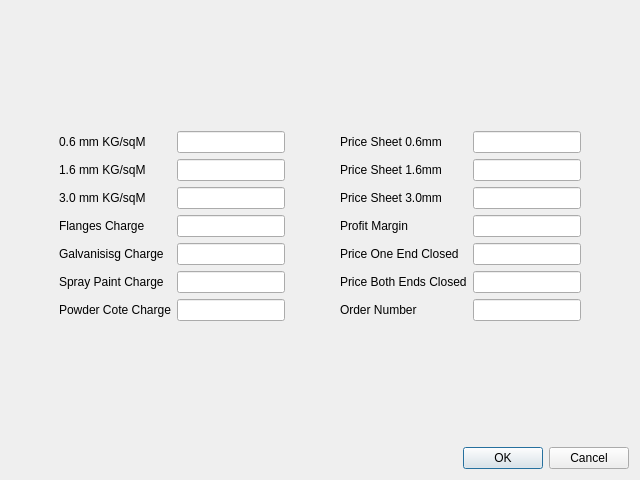
Old version of the form prefdialog.ui in the repository mygnu/rgb-quote.
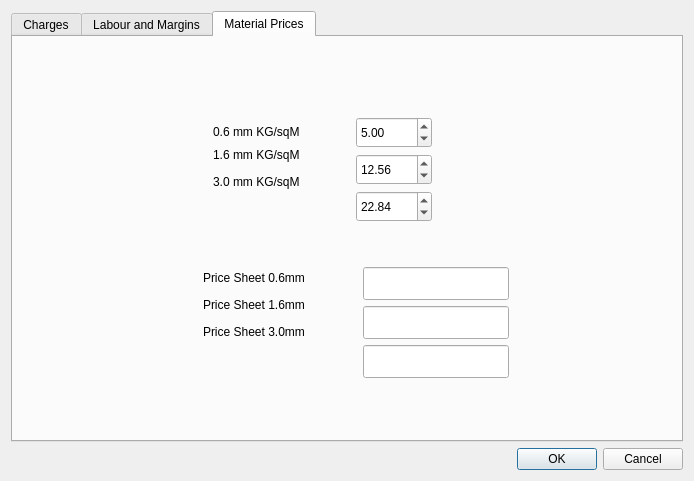
New version of the form. The open tabs and pages were chosen to show the change.

```diff
--- a/prefdialog.ui
+++ b/prefdialog.ui
@@ -6,64 +6,68 @@
    <rect>
     <x>0</x>
     <y>0</y>
-    <width>640</width>
-    <height>480</height>
+    <width>694</width>
+    <height>481</height>
    </rect>
   </property>
   <property name="windowTitle">
    <string>Dialog</string>
   </property>
-  <layout class="QVBoxLayout" name="verticalLayout_5">
-   <item>
-    <spacer name="verticalSpacer">
-     <property name="orientation">
-      <enum>Qt::Vertical</enum>
-     </property>
-     <property name="sizeHint" stdset="0">
-      <size>
-       <width>20</width>
-       <height>90</height>
-      </size>
-     </property>
-    </spacer>
-   </item>
-   <item>
-    <layout class="QHBoxLayout" name="horizontalLayout_3">
-     <item>
-      <spacer name="horizontalSpacer_2">
-       <property name="orientation">
-        <enum>Qt::Horizontal</enum>
-       </property>
-       <property name="sizeHint" stdset="0">
-        <size>
-         <width>40</width>
-         <height>20</height>
-        </size>
-       </property>
-      </spacer>
-     </item>
-     <item>
-      <layout class="QHBoxLayout" name="horizontalLayout">
-       <item>
         <layout class="QVBoxLayout" name="verticalLayout">
          <item>
-          <widget class="QLabel" name="label">
+    <widget class="QTabWidget" name="tabWidget">
+     <property name="currentIndex">
+      <number>0</number>
+     </property>
+     <widget class="QWidget" name="tab">
+      <attribute name="title">
+       <string>Charges</string>
+      </attribute>
+      <widget class="QWidget" name="">
+       <property name="geometry">
+        <rect>
+         <x>170</x>
+         <y>20</y>
+         <width>250</width>
+         <height>35</height>
+        </rect>
+       </property>
+       <layout class="QHBoxLayout" name="horizontalLayout_2">
+        <item>
+         <widget class="QLabel" name="label_14">
            <property name="text">
-            <string>0.6 mm KG/sqM</string>
+           <string>Order Number</string>
            </property>
           </widget>
          </item>
          <item>
-          <widget class="QLabel" name="label_2">
+         <widget class="QLineEdit" name="orderNumberLineEdit">
+          <property name="inputMethodHints">
+           <set>Qt::ImhDigitsOnly|Qt::ImhPreferNumbers</set>
+          </property>
            <property name="text">
-            <string>1.6 mm KG/sqM</string>
+           <string/>
            </property>
           </widget>
          </item>
+       </layout>
+      </widget>
+      <widget class="QWidget" name="">
+       <property name="geometry">
+        <rect>
+         <x>290</x>
+         <y>90</y>
+         <width>238</width>
+         <height>183</height>
+        </rect>
+       </property>
+       <layout class="QHBoxLayout" name="horizontalLayout">
          <item>
-          <widget class="QLabel" name="label_3">
+         <layout class="QVBoxLayout" name="verticalLayout_4">
+          <item>
+           <widget class="QLabel" name="label_15">
            <property name="text">
-            <string>3.0 mm KG/sqM</string>
+             <string>Price Open Ends</string>
            </property>
           </widget>
          </item>
@@ -75,23 +79,128 @@
           </widget>
          </item>
          <item>
+           <widget class="QLabel" name="label_16">
+            <property name="text">
+             <string>Galvanisisg Minimum</string>
+            </property>
+           </widget>
+          </item>
+          <item>
+           <widget class="QLabel" name="label_18">
+            <property name="text">
+             <string>Spray Paint Minimum</string>
+            </property>
+           </widget>
+          </item>
+          <item>
+           <widget class="QLabel" name="label_17">
+            <property name="text">
+             <string>Powder Cote Minimum</string>
+            </property>
+           </widget>
+          </item>
+         </layout>
+        </item>
+        <item>
+         <layout class="QVBoxLayout" name="verticalLayout_5">
+          <item>
+           <widget class="QDoubleSpinBox" name="priceOpenEndsSB">
+            <property name="singleStep">
+             <double>0.500000000000000</double>
+            </property>
+            <property name="value">
+             <double>15.000000000000000</double>
+            </property>
+           </widget>
+          </item>
+          <item>
+           <widget class="QDoubleSpinBox" name="flangesChargeSB">
+            <property name="singleStep">
+             <double>0.100000000000000</double>
+            </property>
+            <property name="value">
+             <double>5.000000000000000</double>
+            </property>
+           </widget>
+          </item>
+          <item>
+           <widget class="QDoubleSpinBox" name="galvaniseMinimumSB">
+            <property name="singleStep">
+             <double>0.500000000000000</double>
+            </property>
+            <property name="value">
+             <double>2.000000000000000</double>
+            </property>
+           </widget>
+          </item>
+          <item>
+           <widget class="QDoubleSpinBox" name="sprayCoteMinimumSB">
+            <property name="singleStep">
+             <double>0.500000000000000</double>
+            </property>
+            <property name="value">
+             <double>15.000000000000000</double>
+            </property>
+           </widget>
+          </item>
+          <item>
+           <widget class="QDoubleSpinBox" name="powderCoteMinimumSB">
+            <property name="singleStep">
+             <double>0.500000000000000</double>
+            </property>
+            <property name="value">
+             <double>15.000000000000000</double>
+            </property>
+           </widget>
+          </item>
+         </layout>
+        </item>
+       </layout>
+      </widget>
+      <widget class="QWidget" name="">
+       <property name="geometry">
+        <rect>
+         <x>20</x>
+         <y>90</y>
+         <width>240</width>
+         <height>183</height>
+        </rect>
+       </property>
+       <layout class="QHBoxLayout" name="horizontalLayout_3">
+        <item>
+         <layout class="QVBoxLayout" name="verticalLayout_3">
+          <item>
+           <widget class="QLabel" name="label_13">
+            <property name="text">
+             <string>Price Both Ends Closed</string>
+            </property>
+           </widget>
+          </item>
+          <item>
+           <widget class="QLabel" name="label_12">
+            <property name="text">
+             <string>Price One End Closed</string>
+            </property>
+           </widget>
+          </item>
+          <item>
           <widget class="QLabel" name="label_5">
            <property name="text">
-            <string>Galvanisisg Charge</string>
+             <string>Galvanising P/KG</string>
            </property>
           </widget>
          </item>
          <item>
           <widget class="QLabel" name="label_6">
            <property name="text">
-            <string>Spray Paint Charge</string>
+             <string>Spray Paint P/SqM</string>
            </property>
           </widget>
          </item>
          <item>
           <widget class="QLabel" name="label_7">
            <property name="text">
-            <string>Powder Cote Charge</string>
+             <string>Powder Cote P/SqM</string>
            </property>
           </widget>
          </item>
@@ -100,164 +209,232 @@
        <item>
         <layout class="QVBoxLayout" name="verticalLayout_2">
          <item>
-          <widget class="QLineEdit" name="kgFor0_6mmLE">
-           <property name="inputMethodHints">
-            <set>Qt::ImhDigitsOnly|Qt::ImhPreferNumbers</set>
-           </property>
-           <property name="inputMask">
-            <string/>
-           </property>
-           <property name="text">
-            <string/>
-           </property>
+           <widget class="QDoubleSpinBox" name="priceBothEndsClosedSB">
+            <property name="singleStep">
+             <double>0.500000000000000</double>
+            </property>
+            <property name="value">
+             <double>35.000000000000000</double>
+            </property>
           </widget>
          </item>
          <item>
-          <widget class="QLineEdit" name="kgFor1_6mmLE">
-           <property name="inputMethodHints">
-            <set>Qt::ImhDigitsOnly</set>
-           </property>
-           <property name="text">
-            <string/>
+           <widget class="QDoubleSpinBox" name="priceOneEndCloseSB">
+            <property name="singleStep">
+             <double>0.500000000000000</double>
+            </property>
+            <property name="value">
+             <double>30.000000000000000</double>
            </property>
           </widget>
          </item>
          <item>
-          <widget class="QLineEdit" name="kgFor3_0mmLE">
-           <property name="inputMethodHints">
-            <set>Qt::ImhDigitsOnly</set>
-           </property>
-           <property name="text">
-            <string/>
+           <widget class="QDoubleSpinBox" name="galvaniseChargeSB">
+            <property name="singleStep">
+             <double>0.100000000000000</double>
+            </property>
+            <property name="value">
+             <double>1.350000000000000</double>
            </property>
           </widget>
          </item>
          <item>
-          <widget class="QLineEdit" name="flangesChargeLE">
-           <property name="inputMethodHints">
-            <set>Qt::ImhDigitsOnly</set>
-           </property>
-           <property name="text">
-            <string/>
+           <widget class="QDoubleSpinBox" name="sprayPaintChargeSB">
+            <property name="singleStep">
+             <double>0.100000000000000</double>
+            </property>
+            <property name="value">
+             <double>15.000000000000000</double>
            </property>
           </widget>
          </item>
          <item>
-          <widget class="QLineEdit" name="galvaniseChargeLE">
-           <property name="inputMethodHints">
-            <set>Qt::ImhDigitsOnly</set>
-           </property>
-           <property name="text">
-            <string/>
+           <widget class="QDoubleSpinBox" name="powderCoteChargeSB">
+            <property name="singleStep">
+             <double>0.100000000000000</double>
+            </property>
+            <property name="value">
+             <double>15.000000000000000</double>
            </property>
           </widget>
          </item>
-         <item>
-          <widget class="QLineEdit" name="sprayPaintChargeLE">
-           <property name="inputMethodHints">
-            <set>Qt::ImhDigitsOnly</set>
-           </property>
-           <property name="text">
-            <string/>
-           </property>
-          </widget>
-         </item>
-         <item>
-          <widget class="QLineEdit" name="powderCoteChargeLE">
-           <property name="inputMethodHints">
-            <set>Qt::ImhDigitsOnly</set>
-           </property>
-           <property name="text">
-            <string/>
-           </property>
-          </widget>
-         </item>
         </layout>
        </item>
       </layout>
-     </item>
-     <item>
-      <spacer name="horizontalSpacer">
-       <property name="orientation">
-        <enum>Qt::Horizontal</enum>
-       </property>
-       <property name="sizeHint" stdset="0">
-        <size>
-         <width>13</width>
-         <height>20</height>
-        </size>
-       </property>
-      </spacer>
-     </item>
-     <item>
-      <layout class="QHBoxLayout" name="horizontalLayout_2">
-       <item>
-        <layout class="QVBoxLayout" name="verticalLayout_3">
-         <item>
-          <widget class="QLabel" name="label_9">
-           <property name="text">
-            <string>Price Sheet 0.6mm</string>
-           </property>
-          </widget>
-         </item>
-         <item>
-          <widget class="QLabel" name="label_10">
-           <property name="text">
-            <string>Price Sheet 1.6mm</string>
-           </property>
-          </widget>
-         </item>
-         <item>
-          <widget class="QLabel" name="label_11">
-           <property name="text">
-            <string>Price Sheet 3.0mm</string>
-           </property>
-          </widget>
-         </item>
-         <item>
+      </widget>
+     </widget>
+     <widget class="QWidget" name="tab_2">
+      <attribute name="title">
+       <string>Labour and Margins</string>
+      </attribute>
           <widget class="QLabel" name="label_8">
+       <property name="geometry">
+        <rect>
+         <x>150</x>
+         <y>100</y>
+         <width>86</width>
+         <height>21</height>
+        </rect>
+       </property>
            <property name="text">
             <string>Profit Margin</string>
            </property>
           </widget>
-         </item>
-         <item>
-          <widget class="QLabel" name="label_12">
+      <widget class="QLineEdit" name="profitMarginLE">
+       <property name="geometry">
+        <rect>
+         <x>310</x>
+         <y>136</y>
+         <width>146</width>
+         <height>33</height>
+        </rect>
+       </property>
+       <property name="inputMethodHints">
+        <set>Qt::ImhDigitsOnly</set>
+       </property>
            <property name="text">
-            <string>Price One End Closed</string>
-           </property>
-          </widget>
-         </item>
-         <item>
-          <widget class="QLabel" name="label_13">
+        <string/>
+       </property>
+      </widget>
+     </widget>
+     <widget class="QWidget" name="tab_3">
+      <attribute name="title">
+       <string>Material Prices</string>
+      </attribute>
+      <widget class="QDoubleSpinBox" name="kgFor0_6mmSB">
+       <property name="geometry">
+        <rect>
+         <x>343</x>
+         <y>80</y>
+         <width>76</width>
+         <height>31</height>
+        </rect>
+       </property>
+       <property name="accessibleName">
+        <string/>
+       </property>
+       <property name="buttonSymbols">
+        <enum>QAbstractSpinBox::UpDownArrows</enum>
+       </property>
+       <property name="maximum">
+        <double>99.989999999999995</double>
+       </property>
+       <property name="singleStep">
+        <double>0.010000000000000</double>
+       </property>
+       <property name="value">
+        <double>5.000000000000000</double>
+       </property>
+      </widget>
+      <widget class="QLabel" name="label_3">
+       <property name="geometry">
+        <rect>
+         <x>200</x>
+         <y>134</y>
+         <width>109</width>
+         <height>21</height>
+        </rect>
+       </property>
            <property name="text">
-            <string>Price Both Ends Closed</string>
-           </property>
-          </widget>
-         </item>
-         <item>
-          <widget class="QLabel" name="label_14">
+        <string>3.0 mm KG/sqM</string>
+       </property>
+      </widget>
+      <widget class="QDoubleSpinBox" name="kgFor1_6mmSB">
+       <property name="geometry">
+        <rect>
+         <x>343</x>
+         <y>117</y>
+         <width>76</width>
+         <height>31</height>
+        </rect>
+       </property>
+       <property name="singleStep">
+        <double>0.010000000000000</double>
+       </property>
+       <property name="value">
+        <double>12.560000000000000</double>
+       </property>
+      </widget>
+      <widget class="QLabel" name="label">
+       <property name="geometry">
+        <rect>
+         <x>200</x>
+         <y>80</y>
+         <width>109</width>
+         <height>30</height>
+        </rect>
+       </property>
            <property name="text">
-            <string>Order Number</string>
-           </property>
-          </widget>
-         </item>
-        </layout>
-       </item>
-       <item>
-        <layout class="QVBoxLayout" name="verticalLayout_4">
-         <item>
+        <string>0.6 mm KG/sqM</string>
+       </property>
+      </widget>
+      <widget class="QLabel" name="label_2">
+       <property name="geometry">
+        <rect>
+         <x>200</x>
+         <y>107</y>
+         <width>109</width>
+         <height>21</height>
+        </rect>
+       </property>
+       <property name="text">
+        <string>1.6 mm KG/sqM</string>
+       </property>
+      </widget>
+      <widget class="QDoubleSpinBox" name="kgFor3_0mmSB">
+       <property name="geometry">
+        <rect>
+         <x>343</x>
+         <y>154</y>
+         <width>76</width>
+         <height>31</height>
+        </rect>
+       </property>
+       <property name="minimum">
+        <double>1.000000000000000</double>
+       </property>
+       <property name="singleStep">
+        <double>0.010000000000000</double>
+       </property>
+       <property name="value">
+        <double>22.840000000000000</double>
+       </property>
+      </widget>
+      <widget class="QLabel" name="label_11">
+       <property name="geometry">
+        <rect>
+         <x>190</x>
+         <y>284</y>
+         <width>128</width>
+         <height>21</height>
+        </rect>
+       </property>
+       <property name="text">
+        <string>Price Sheet 3.0mm</string>
+       </property>
+      </widget>
+      <widget class="QLabel" name="label_10">
+       <property name="geometry">
+        <rect>
+         <x>190</x>
+         <y>257</y>
+         <width>128</width>
+         <height>21</height>
+        </rect>
+       </property>
+       <property name="text">
+        <string>Price Sheet 1.6mm</string>
+       </property>
+      </widget>
           <widget class="QLineEdit" name="priceFor0_6mmLE">
-           <property name="inputMethodHints">
-            <set>Qt::ImhDigitsOnly</set>
-           </property>
-           <property name="text">
-            <string/>
-           </property>
-          </widget>
-         </item>
-         <item>
-          <widget class="QLineEdit" name="priceFor1_6mmLE">
+       <property name="geometry">
+        <rect>
+         <x>350</x>
+         <y>230</y>
+         <width>146</width>
+         <height>33</height>
+        </rect>
+       </property>
            <property name="inputMethodHints">
             <set>Qt::ImhDigitsOnly</set>
            </property>
@@ -265,19 +442,15 @@
             <string/>
            </property>
           </widget>
-         </item>
-         <item>
           <widget class="QLineEdit" name="priceFor3_0mmLE">
-           <property name="inputMethodHints">
-            <set>Qt::ImhDigitsOnly</set>
-           </property>
-           <property name="text">
-            <string/>
-           </property>
-          </widget>
-         </item>
-         <item>
-          <widget class="QLineEdit" name="profitMarginLE">
+       <property name="geometry">
+        <rect>
+         <x>350</x>
+         <y>308</y>
+         <width>146</width>
+         <height>33</height>
+        </rect>
+       </property>
            <property name="inputMethodHints">
             <set>Qt::ImhDigitsOnly</set>
            </property>
@@ -285,19 +458,28 @@
             <string/>
            </property>
           </widget>
-         </item>
-         <item>
-          <widget class="QLineEdit" name="priceOneEndCloseLE">
-           <property name="inputMethodHints">
-            <set>Qt::ImhDigitsOnly</set>
+      <widget class="QLabel" name="label_9">
+       <property name="geometry">
+        <rect>
+         <x>190</x>
+         <y>230</y>
+         <width>128</width>
+         <height>21</height>
+        </rect>
            </property>
            <property name="text">
-            <string/>
-           </property>
-          </widget>
-         </item>
-         <item>
-          <widget class="QLineEdit" name="priceBothEndsClosedLE">
+        <string>Price Sheet 0.6mm</string>
+       </property>
+      </widget>
+      <widget class="QLineEdit" name="priceFor1_6mmLE">
+       <property name="geometry">
+        <rect>
+         <x>350</x>
+         <y>269</y>
+         <width>146</width>
+         <height>33</height>
+        </rect>
+       </property>
            <property name="inputMethodHints">
             <set>Qt::ImhDigitsOnly</set>
            </property>
@@ -305,48 +487,8 @@
             <string/>
            </property>
           </widget>
-         </item>
-         <item>
-          <widget class="QLineEdit" name="orderNumberLineEdit">
-           <property name="inputMethodHints">
-            <set>Qt::ImhDigitsOnly|Qt::ImhPreferNumbers</set>
-           </property>
-           <property name="text">
-            <string/>
-           </property>
-          </widget>
-         </item>
-        </layout>
-       </item>
-      </layout>
-     </item>
-     <item>
-      <spacer name="horizontalSpacer_3">
-       <property name="orientation">
-        <enum>Qt::Horizontal</enum>
-       </property>
-       <property name="sizeHint" stdset="0">
-        <size>
-         <width>40</width>
-         <height>20</height>
-        </size>
-       </property>
-      </spacer>
-     </item>
-    </layout>
-   </item>
-   <item>
-    <spacer name="verticalSpacer_2">
-     <property name="orientation">
-      <enum>Qt::Vertical</enum>
-     </property>
-     <property name="sizeHint" stdset="0">
-      <size>
-       <width>20</width>
-       <height>90</height>
-      </size>
-     </property>
-    </spacer>
+     </widget>
+    </widget>
    </item>
    <item>
     <widget class="QDialogButtonBox" name="buttonBox">
```
Left out of the diff: 16 changed lines with no effect on the pictures. Lines whose indentation alone changed are shown as unchanged.
